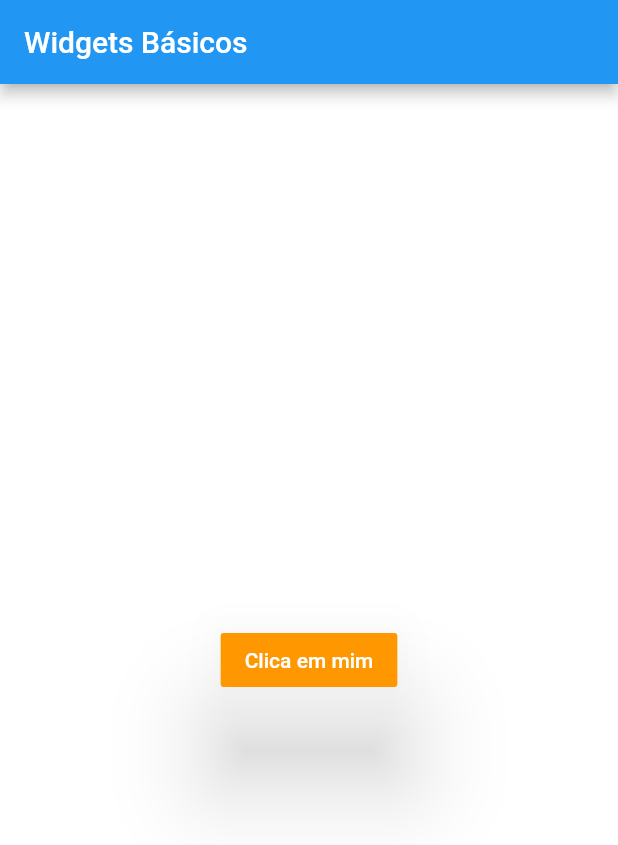
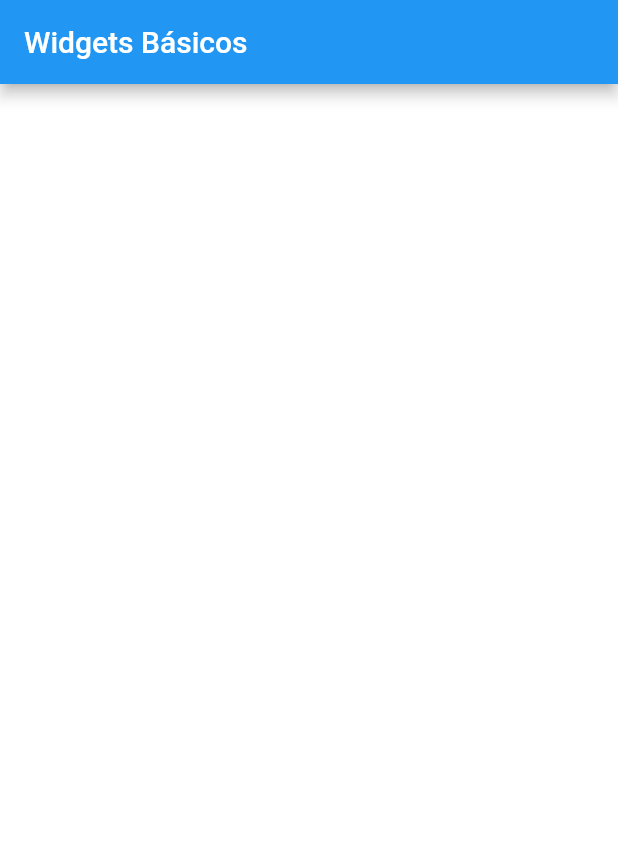
Before and after one commit to DevDouglasConectado/cursomacoratti_flutter, a Flutter app: the screen it shows after launch, on a phone screen of 412 x 824 dp. Shown: the top 845 px of the screen. Run offline on Flutter 3.47's test engine with Material 2 defaults, Android fonts, the light colour scheme and no system bars.

Commit message:
widget row column

```diff
--- a/lib/main.dart
+++ b/lib/main.dart
@@ -22,22 +22,11 @@ class widgetsBasicos extends StatelessWidget {
         ),
       body: Container(
         color: Colors.white,
-        child: widgetButton()
-                )
-            );
-            }
-            widgetButton(){
-                    return Center(
-                      child: RaisedButton(
-                        color: Colors.orange,
-                        elevation: 30.0,
-                        textColor: Colors.white,
-                        child: Text("Clica em mim"),
-                        onPressed: ()=> exibirTexto('Pressinado'),
-                              ),
-                          );
-                      }
-                       void exibirTexto(String msg) {
-                            print(msg);
-  }
+        child: widgetRowColumn()
+                        )
+                    );
+                    }
+
+          widgetRowColumn() {}
+
 }
```
Also changed, not shown: lib/widget_raisedbutton.dart (added, +16 -0 lines).
